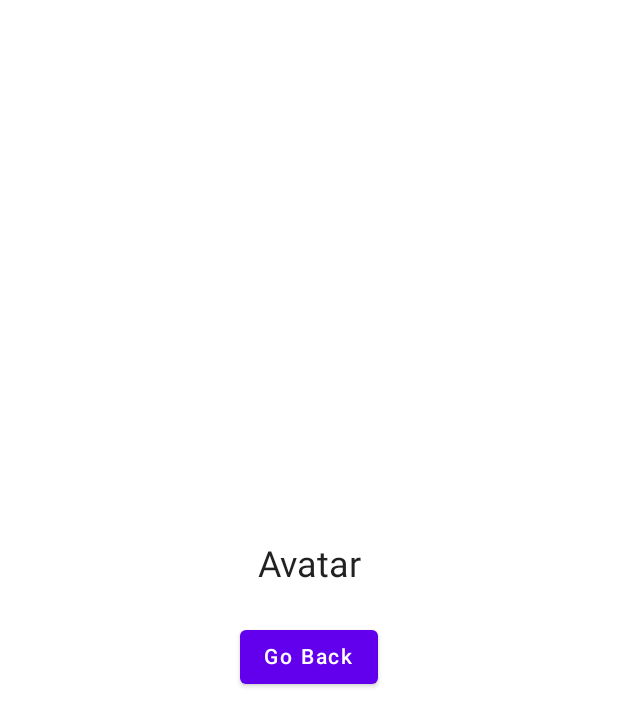
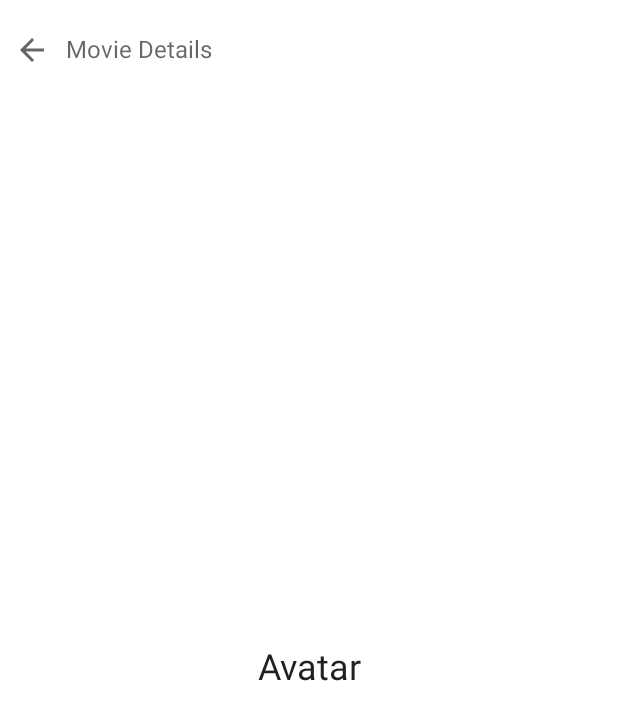
Before and after one commit to nishatoma/MovieApp, an Android app built with Jetpack Compose: the screen it shows after launch (MainActivity), after a tap on "Avatar", on a phone screen of 412 x 824 dp. Shown: the top 726 px of the screen. Run offline under Robolectric (Android 15) with nearby library versions, the phone set to English and light mode, and no system bars.

Commit message:
Refactor AppBar to make it re-usable!

```diff
--- /dev/null
+++ b/app/src/main/java/com/example/movieapp/components/ScaffoldComponent.kt
@@ -0,0 +1,39 @@
+package com.example.movieapp.components
+
+import androidx.compose.foundation.layout.Spacer
+import androidx.compose.foundation.layout.padding
+import androidx.compose.material.Scaffold
+import androidx.compose.material.Text
+import androidx.compose.material.TopAppBar
+import androidx.compose.runtime.Composable
+import androidx.compose.ui.Modifier
+import androidx.compose.ui.graphics.Color
+import androidx.compose.ui.unit.Dp
+import androidx.compose.ui.unit.dp
+
+@Composable
+fun MovieAppTopBar(
+    backGroundColor: Color = Color.White,
+    elevation: Dp = 0.dp,
+    padding: Dp = 0.dp,
+    topBarText: String = "Movies",
+    navigationIcon: @Composable (() -> Unit)? = null,
+    content: @Composable () -> Unit
+) {
+    // Scaffold
+    Scaffold(topBar = {
+        TopAppBar(
+            backgroundColor = backGroundColor,
+            elevation = elevation,
+            modifier = Modifier.padding(padding)
+        ) {
+            if (navigationIcon != null) {
+                navigationIcon()
+            }
+            Spacer(modifier = Modifier.padding(5.dp))
+            Text(text = topBarText)
+        }
+    }) {
+        content()
+    }
+}
--- a/app/src/main/java/com/example/movieapp/navigation/MovieNavigation.kt
+++ b/app/src/main/java/com/example/movieapp/navigation/MovieNavigation.kt
@@ -1,15 +1,14 @@
 package com.example.movieapp.navigation
 
 import androidx.compose.runtime.Composable
-import androidx.navigation.NavBackStackEntry
 import androidx.navigation.NavType
 import androidx.navigation.compose.NavHost
 import androidx.navigation.compose.composable
 import androidx.navigation.compose.rememberNavController
 import androidx.navigation.navArgument
 import com.example.movieapp.screens.MovieScreens
+import com.example.movieapp.screens.details.DetailsScreen
 import com.example.movieapp.screens.home.HomeScreen
-import com.example.movieapp.screens.details.DetailsScreen
 
 
 @Composable
--- a/app/src/main/java/com/example/movieapp/screens/details/DetailsScreen.kt
+++ b/app/src/main/java/com/example/movieapp/screens/details/DetailsScreen.kt
@@ -1,38 +1,50 @@
 package com.example.movieapp.screens.details
 
+import androidx.compose.foundation.clickable
 import androidx.compose.foundation.layout.*
-import androidx.compose.material.Button
-import androidx.compose.material.MaterialTheme
-import androidx.compose.material.Surface
-import androidx.compose.material.Text
+import androidx.compose.material.*
+import androidx.compose.material.icons.Icons
+import androidx.compose.material.icons.filled.ArrowBack
 import androidx.compose.runtime.Composable
 import androidx.compose.ui.Alignment
 import androidx.compose.ui.Modifier
 import androidx.compose.ui.unit.dp
 import androidx.navigation.NavController
+import com.example.movieapp.components.MovieAppTopBar
 
 @Composable
 fun DetailsScreen(navController: NavController, movieData: String?) {
+
+    // adding the top bar and the back navigation
+    MovieAppTopBar(
+        padding = 5.dp, topBarText = "Movie Details",
+    navigationIcon = {
+        Icon(
+            imageVector = Icons.Default.ArrowBack,
+            contentDescription = "Arrow Back",
+            Modifier.clickable {
+                navController.popBackStack()
+            }
+        )
+    })
+    {
+            MainContent(navController = navController, movieData = movieData)
+    }
+
+}
+
+@Composable
+fun MainContent(navController: NavController, movieData: String?) {
     Surface(
         modifier = Modifier
             .fillMaxWidth()
             .fillMaxHeight()
     ) {
-        Column(horizontalAlignment = Alignment.CenterHorizontally,
-        verticalArrangement = Arrangement.Center) {
+        Column(
+            horizontalAlignment = Alignment.CenterHorizontally,
+            verticalArrangement = Arrangement.Center
+        ) {
             Text(text = movieData.toString(), style = MaterialTheme.typography.h5)
-            Spacer(modifier = Modifier.height(23.dp))
-            // Button to take us to home screen
-            Button(onClick = {
-                // This is why we pass the nav controller all along!
-                // That's the beauty, of the backstack!
-                // We just have to pop this activity to go back to the previous
-                // screen.
-                navController.popBackStack()
-            }) {
-                Text(text = "Go Back")
-            }
         }
     }
-
 }
--- a/app/src/main/java/com/example/movieapp/screens/home/HomeScreen.kt
+++ b/app/src/main/java/com/example/movieapp/screens/home/HomeScreen.kt
@@ -5,15 +5,12 @@ import androidx.compose.foundation.layout.Column
 import androidx.compose.foundation.layout.padding
 import androidx.compose.foundation.lazy.LazyColumn
 import androidx.compose.foundation.lazy.items
-import androidx.compose.material.Scaffold
-import androidx.compose.material.Text
-import androidx.compose.material.TopAppBar
 import androidx.compose.runtime.Composable
 import androidx.compose.ui.Modifier
-import androidx.compose.ui.graphics.Color
 import androidx.compose.ui.unit.dp
 import androidx.navigation.NavController
 import com.example.movieapp.MovieRow
+import com.example.movieapp.components.MovieAppTopBar
 import com.example.movieapp.screens.MovieScreens
 
 // Remember this composable is called
@@ -21,15 +18,8 @@ import com.example.movieapp.screens.MovieScreens
 @Composable
 fun HomeScreen(navController: NavController) {
     // Scaffold
-    Scaffold(topBar = {
-        TopAppBar(
-            backgroundColor = Color.Magenta,
-            elevation = 5.dp
-        ) {
-            Text(text = "Movies")
-        }
-    }) {
-        MainContent(navController = navController)
+    MovieAppTopBar(padding = 5.dp) {
+        MainContent(navController)
     }
 }
 
@@ -52,7 +42,7 @@ fun MainContent(
                     // We can actually use navController now to access
                     // the details screen!!
                     // Now we have to pass the actual data
-                    navController.navigate(MovieScreens.DetailScreen.name+"/$movie")
+                    navController.navigate(MovieScreens.DetailScreen.name + "/$movie")
                 }
             }
         }
```
